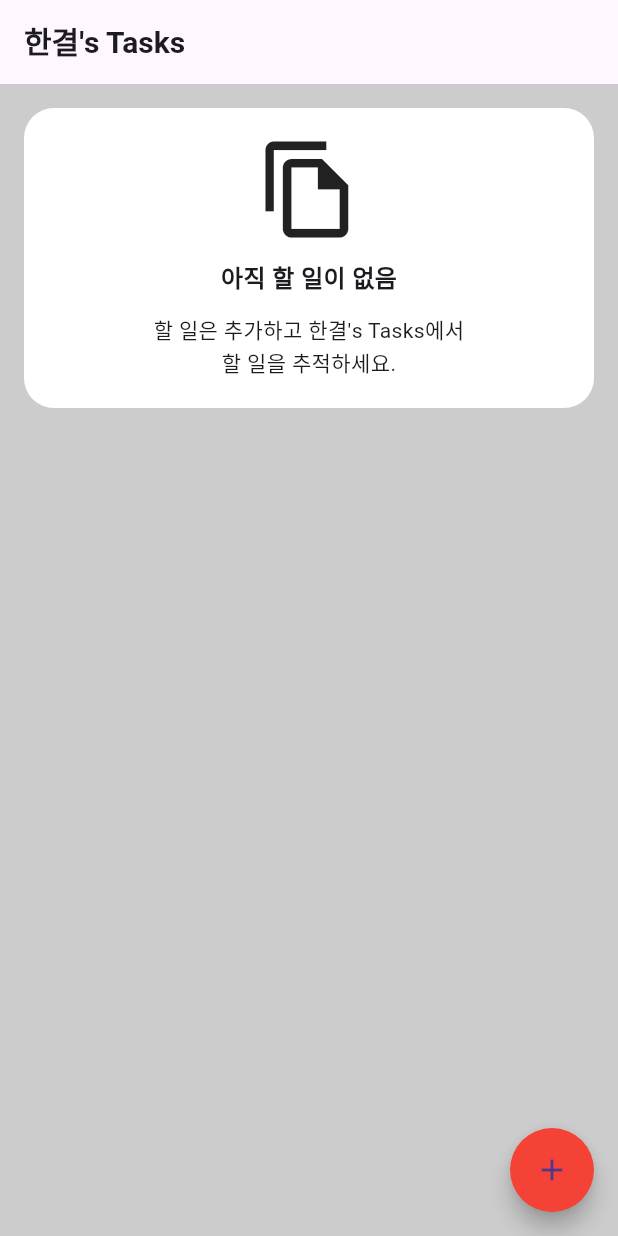
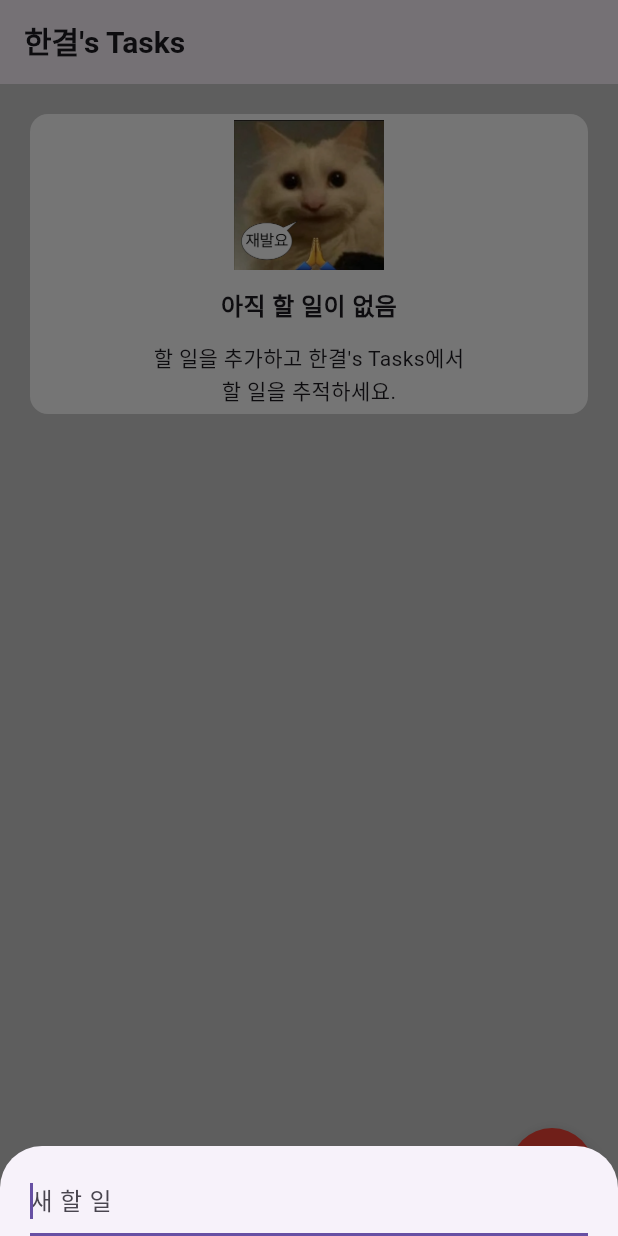
Before and after one commit to wkdvusdk12-svg/tasks_app_flutter, a Flutter app: the screen it shows after launch, after a tap on the "add" icon, on a phone screen of 412 x 824 dp. Run offline on Flutter 3.47's test engine with Material 3 defaults, Android fonts, the phone set to English and light mode, and no system bars.

Commit message:
개인 과제 제출

```diff
--- a/lib/HomePage.dart
+++ b/lib/HomePage.dart
@@ -10,15 +10,52 @@ class HomePage extends StatefulWidget {
 }
 
 class _HomePageState extends State<HomePage> {
+  void addTodo() async {
+    // 4-1번
+    final String? title = await showModalBottomSheet<String>(
+      context: context,
+      isScrollControlled: true,
+      builder: (ctx) {
+        final bottomInset = MediaQuery.of(ctx).viewInsets.bottom;
+        final controller = TextEditingController();
+        return Padding(
+          padding: EdgeInsets.only(
+            left: 20,
+            right: 20,
+            top: 12,
+            bottom: bottomInset,
+          ),
+          child: TextField(
+            controller: controller,
+            autofocus: true,
+            textInputAction: TextInputAction.done,
+            onSubmitted: (_) {
+              final v = controller.text.trim();
+              if (v.isNotEmpty) Navigator.of(ctx).pop(v);
+            },
+            decoration: const InputDecoration(hintText: '새 할 일'),
+            style: const TextStyle(fontSize: 16),
+          ),
+        );
+      },
+    );
+
+    if (title != null) {
+      ScaffoldMessenger.of(
+        context,
+      ).showSnackBar(SnackBar(content: Text('저장됨: $title')));
+    }
+  }
+
   @override
   Widget build(BuildContext context) {
     return Scaffold(
-      backgroundColor: Color(0xFFCCCCCC),
-      // 3-1번 문제
+      backgroundColor: const Color(0xFFCCCCCC),
+      // 3-1번
       appBar: AppBar(
         title: Text(
           widget.title,
-          style: TextStyle(fontSize: 20, fontWeight: FontWeight.bold),
+          style: const TextStyle(fontSize: 20, fontWeight: FontWeight.bold),
         ),
       ),
       body: SafeArea(
@@ -26,35 +63,37 @@ class _HomePageState extends State<HomePage> {
           mainAxisAlignment: MainAxisAlignment.start,
           crossAxisAlignment: CrossAxisAlignment.start,
           children: [
-            // 3-2번 문제
             Padding(
-              padding: const EdgeInsets.all(16.0),
+              padding: const EdgeInsets.all(20.0),
               child: Container(
                 height: 200,
                 width: 400,
                 decoration: BoxDecoration(
-                  borderRadius: BorderRadius.circular(20),
+                  borderRadius: BorderRadius.circular(12),
                   color: Colors.white,
                 ),
                 child: Column(
                   mainAxisAlignment: MainAxisAlignment.center,
                   crossAxisAlignment: CrossAxisAlignment.center,
                   children: [
-                    // 아이콘이 아닌 webp 변환 이미지 100*100 사이즈로 넣어야 함.
-                    // (안드로이드 스튜디오만 가능..?) 일단 패스!
-                    Icon(Icons.file_copy_outlined, size: 70),
-                    SizedBox(height: 12),
-                    Text(
+                    SizedBox(
+                      width: 100,
+                      height: 100,
+                      child: Image.asset('assets/cat.webp', fit: BoxFit.cover),
+                    ),
+                    const SizedBox(height: 12),
+                    const Text(
                       '아직 할 일이 없음',
                       style: TextStyle(
                         fontSize: 16,
                         fontWeight: FontWeight.bold,
                       ),
                     ),
-                    SizedBox(height: 12),
+                    const SizedBox(height: 12),
+                    // 3-2번
                     Text(
-                      "할 일은 추가하고 ${widget.title}에서\n할 일을 추적하세요.",
-                      style: TextStyle(fontSize: 14, height: 1.5),
+                      "할 일을 추가하고 ${widget.title}에서\n할 일을 추적하세요.",
+                      style: const TextStyle(fontSize: 14, height: 1.5),
                       textAlign: TextAlign.center,
                     ),
                   ],
@@ -64,12 +103,12 @@ class _HomePageState extends State<HomePage> {
           ],
         ),
       ),
-      // 3-3번 문제
+      // 3-3번
       floatingActionButton: FloatingActionButton(
-        shape: CircleBorder(),
+        shape: const CircleBorder(),
         backgroundColor: Colors.red,
-        child: Icon(Icons.add),
-        onPressed: () {},
+        child: const Icon(Icons.add, color: Colors.white, size: 24),
+        onPressed: addTodo,
       ),
     );
   }
--- a/pubspec.yaml
+++ b/pubspec.yaml
@@ -58,8 +58,8 @@ flutter:
   uses-material-design: true
 
   # To add assets to your application, add an assets section, like this:
-  # assets:
-  #   - images/a_dot_burr.jpeg
+  assets:
+    - assets/cat.webp
   #   - images/a_dot_ham.jpeg
 
   # An image asset can refer to one or more resolution-specific "variants", see
```
Also changed, not shown: assets/cat.webp (added).
